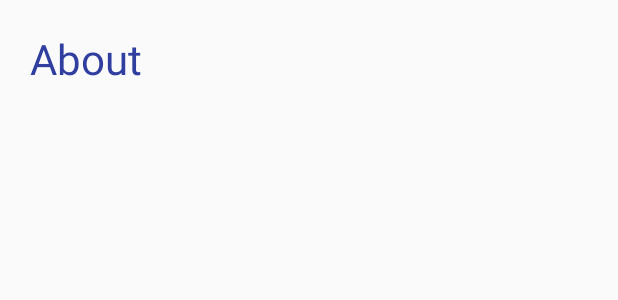
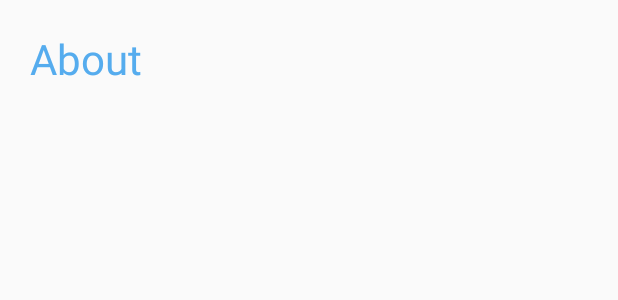
Before and after one commit to YuxuanXuchen/USCBus-Android, an Android app: the layout about.xml on its own in the app's theme, with its tools: preview values and no code run, on a phone screen of 412 x 824 dp. Shown: the top 300 px of the screen. Run offline under Robolectric (Android 15) with nearby library versions, the light colour scheme and no system bars.

Commit message:
Icon changes

```diff
--- a/app/build.gradle
+++ b/app/build.gradle
@@ -6,8 +6,8 @@ android {
         applicationId "com.uscbus.uscbus"
         minSdkVersion 15
         targetSdkVersion 27
-        versionCode 6
-        versionName "1.2"
+        versionCode 7
+        versionName "1.3"
         testInstrumentationRunner "android.support.test.runner.AndroidJUnitRunner"
     }
     buildTypes {
--- a/app/src/main/java/com/uscbus/uscbus/Stops.java
+++ b/app/src/main/java/com/uscbus/uscbus/Stops.java
@@ -25,6 +25,7 @@ import android.view.View;
 import android.view.ViewGroup;
 import android.widget.AdapterView;
 import android.widget.ArrayAdapter;
+import android.widget.ImageView;
 import android.widget.ListView;
 import android.widget.TextView;
 import android.widget.Toast;
--- a/app/src/main/res/layout/about.xml
+++ b/app/src/main/res/layout/about.xml
@@ -3,8 +3,7 @@
     xmlns:app="http://schemas.android.com/apk/res-auto"
     xmlns:tools="http://schemas.android.com/tools"
     android:layout_width="match_parent"
-    android:layout_height="match_parent"
-    tools:context=".AboutActivity">
+    android:layout_height="match_parent">
 
     <TextView
         android:layout_width="match_parent"
@@ -14,7 +13,7 @@
         android:textSize="28sp"
         android:paddingLeft="20dp"
         android:paddingTop="20dp"
-        android:textColor="@color/colorPrimaryDark"/>
+        android:textColor="#55ACEE"/>
     <TextView
         android:layout_width="match_parent"
         android:layout_height="wrap_content"
```
Also changed, not shown: app/src/main/res/drawable/info.png, app/src/main/res/drawable/twitter.png, 1 other file.
